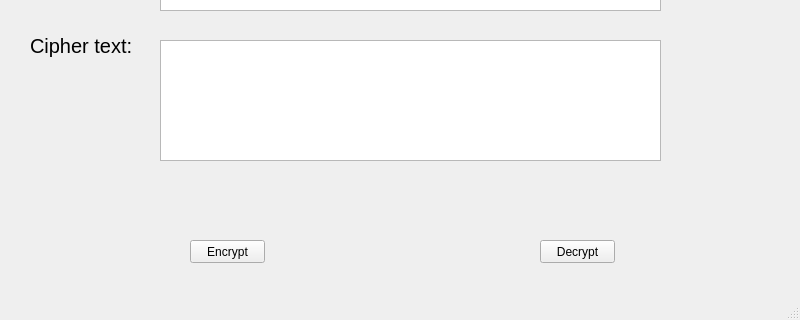
First picture: the form in lab-03/ui/vigenere.ui, repository phamnguyenhoangphuc2005/bmttnc-hutech-2380601746, before the edit; both pictures show x 0 to 800 and y 280 to 600 of the 800 by 600 pixel window.
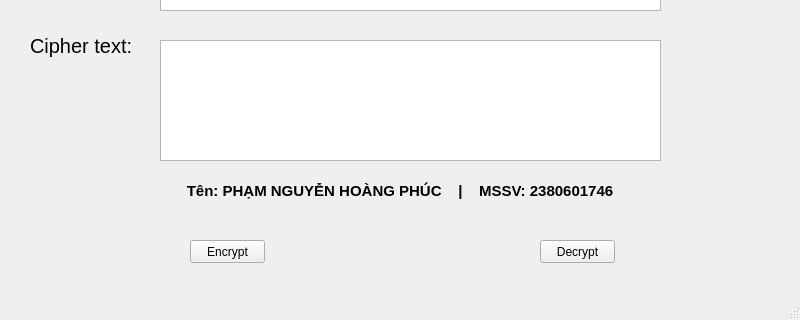
Second picture: the form after the edit.

What changed in the file:
```diff
--- a/lab-03/ui/vigenere.ui
+++ b/lab-03/ui/vigenere.ui
@@ -153,6 +153,29 @@
      </rect>
     </property>
    </widget>
+   <widget class="QLabel" name="studentInfo">
+    <property name="geometry">
+     <rect>
+      <x>120</x>
+      <y>455</y>
+      <width>560</width>
+      <height>31</height>
+     </rect>
+    </property>
+    <property name="font">
+     <font>
+      <pointsize>11</pointsize>
+      <weight>75</weight>
+      <bold>true</bold>
+     </font>
+    </property>
+    <property name="text">
+     <string>Tên: PHẠM NGUYỄN HOÀNG PHÚC    |    MSSV: 2380601746</string>
+    </property>
+    <property name="alignment">
+     <set>Qt::AlignCenter</set>
+    </property>
+   </widget>
   </widget>
   <widget class="QMenuBar" name="menubar">
    <property name="geometry">
```
